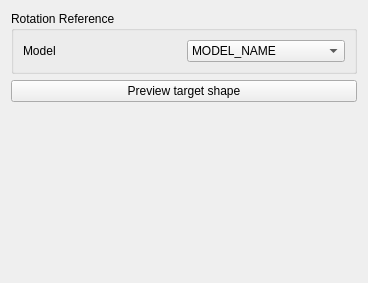
The window that src/Mod/PathExp/GuiSupport/PageRestShapeEdit.ui (Russ4262/FreeCAD) describes before a commit, drawn with Qt 5.
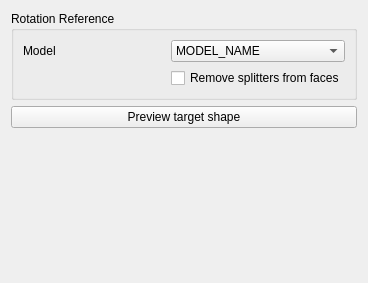
The same window after the commit. Custom widgets are drawn as their Qt base class.

The edit to the form file:
```diff
--- a/src/Mod/PathExp/GuiSupport/PageRestShapeEdit.ui
+++ b/src/Mod/PathExp/GuiSupport/PageRestShapeEdit.ui
@@ -36,6 +36,13 @@
         </property>
        </widget>
       </item>
+      <item row="1" column="1">
+       <widget class="QCheckBox" name="removeSplitters">
+        <property name="text">
+         <string>Remove splitters from faces</string>
+        </property>
+       </widget>
+      </item>
      </layout>
     </widget>
    </item>
```
